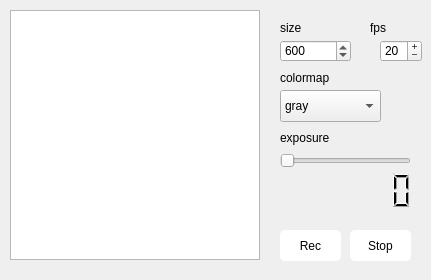
First picture: the form in Imager/form.ui, repository ef-lab/Experiments, before the edit.
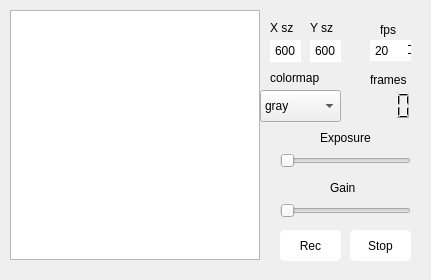
Second picture: the form after the edit.

```diff
--- a/Imager/form.ui
+++ b/Imager/form.ui
@@ -54,17 +54,18 @@
   <widget class="QSpinBox" name="fps_input">
    <property name="geometry">
     <rect>
-     <x>380</x>
+     <x>370</x>
      <y>40</y>
-     <width>42</width>
-     <height>22</height>
+     <width>41</width>
+     <height>21</height>
     </rect>
    </property>
    <property name="acceptDrops">
     <bool>true</bool>
    </property>
    <property name="styleSheet">
-    <string notr="true"/>
+    <string notr="true">QSpinBox::up-button { width: 0px; }
+QSpinBox::down-button { width: 0px; }</string>
    </property>
    <property name="frame">
     <bool>true</bool>
@@ -88,9 +89,9 @@
   <widget class="QComboBox" name="colormaps">
    <property name="geometry">
     <rect>
-     <x>280</x>
+     <x>260</x>
      <y>90</y>
-     <width>101</width>
+     <width>81</width>
      <height>32</height>
     </rect>
    </property>
@@ -108,10 +109,10 @@
   <widget class="QLabel" name="label_3">
    <property name="geometry">
     <rect>
-     <x>370</x>
+     <x>380</x>
      <y>20</y>
-     <width>60</width>
-     <height>16</height>
+     <width>41</width>
+     <height>20</height>
     </rect>
    </property>
    <property name="text">
@@ -121,10 +122,10 @@
   <widget class="QLCDNumber" name="frames">
    <property name="geometry">
     <rect>
-     <x>313</x>
-     <y>170</y>
-     <width>101</width>
-     <height>41</height>
+     <x>330</x>
+     <y>90</y>
+     <width>91</width>
+     <height>31</height>
     </rect>
    </property>
    <property name="font">
@@ -156,12 +157,16 @@
   <widget class="QSpinBox" name="spinBox">
    <property name="geometry">
     <rect>
-     <x>280</x>
+     <x>270</x>
      <y>40</y>
-     <width>71</width>
+     <width>31</width>
      <height>22</height>
     </rect>
    </property>
+   <property name="styleSheet">
+    <string notr="true">QSpinBox::up-button { width: 0px; }
+QSpinBox::down-button { width: 0px; }</string>
+   </property>
    <property name="maximum">
     <number>2000</number>
    </property>
@@ -172,7 +177,7 @@
   <widget class="QLabel" name="label_4">
    <property name="geometry">
     <rect>
-     <x>280</x>
+     <x>270</x>
      <y>70</y>
      <width>60</width>
      <height>16</height>
@@ -185,14 +190,14 @@
   <widget class="QLabel" name="label_5">
    <property name="geometry">
     <rect>
-     <x>280</x>
+     <x>270</x>
      <y>20</y>
-     <width>60</width>
+     <width>31</width>
      <height>16</height>
     </rect>
    </property>
    <property name="text">
-    <string>size</string>
+    <string>X sz</string>
    </property>
   </widget>
   <widget class="QSlider" name="exposure_input">
@@ -211,14 +216,86 @@
   <widget class="QLabel" name="label_6">
    <property name="geometry">
     <rect>
-     <x>280</x>
+     <x>320</x>
      <y>130</y>
      <width>60</width>
      <height>16</height>
     </rect>
    </property>
    <property name="text">
-    <string>exposure</string>
+    <string>Exposure</string>
+   </property>
+  </widget>
+  <widget class="QSpinBox" name="Y_sz">
+   <property name="geometry">
+    <rect>
+     <x>310</x>
+     <y>40</y>
+     <width>31</width>
+     <height>22</height>
+    </rect>
+   </property>
+   <property name="styleSheet">
+    <string notr="true">QSpinBox::up-button { width: 0px; }
+QSpinBox::down-button { width: 0px; }</string>
+   </property>
+   <property name="maximum">
+    <number>2000</number>
+   </property>
+   <property name="value">
+    <number>600</number>
+   </property>
+  </widget>
+  <widget class="QLabel" name="label_7">
+   <property name="geometry">
+    <rect>
+     <x>310</x>
+     <y>20</y>
+     <width>31</width>
+     <height>16</height>
+    </rect>
+   </property>
+   <property name="text">
+    <string>Y sz</string>
+   </property>
+  </widget>
+  <widget class="QSlider" name="horizontalSlider">
+   <property name="geometry">
+    <rect>
+     <x>280</x>
+     <y>200</y>
+     <width>131</width>
+     <height>22</height>
+    </rect>
+   </property>
+   <property name="orientation">
+    <enum>Qt::Horizontal</enum>
+   </property>
+  </widget>
+  <widget class="QLabel" name="label_8">
+   <property name="geometry">
+    <rect>
+     <x>330</x>
+     <y>180</y>
+     <width>60</width>
+     <height>16</height>
+    </rect>
+   </property>
+   <property name="text">
+    <string>Gain</string>
+   </property>
+  </widget>
+  <widget class="QLabel" name="label_9">
+   <property name="geometry">
+    <rect>
+     <x>370</x>
+     <y>70</y>
+     <width>41</width>
+     <height>20</height>
+    </rect>
+   </property>
+   <property name="text">
+    <string>frames</string>
    </property>
   </widget>
  </widget>
```
Left out of the diff: 2 changed lines with no effect on the pictures.
